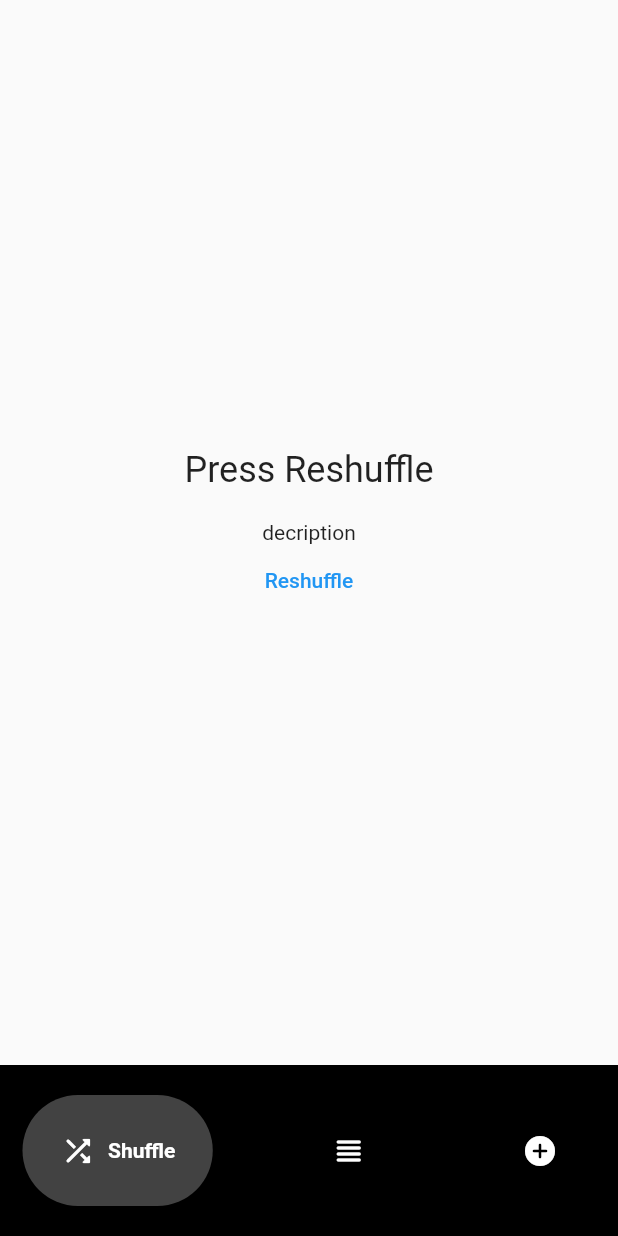
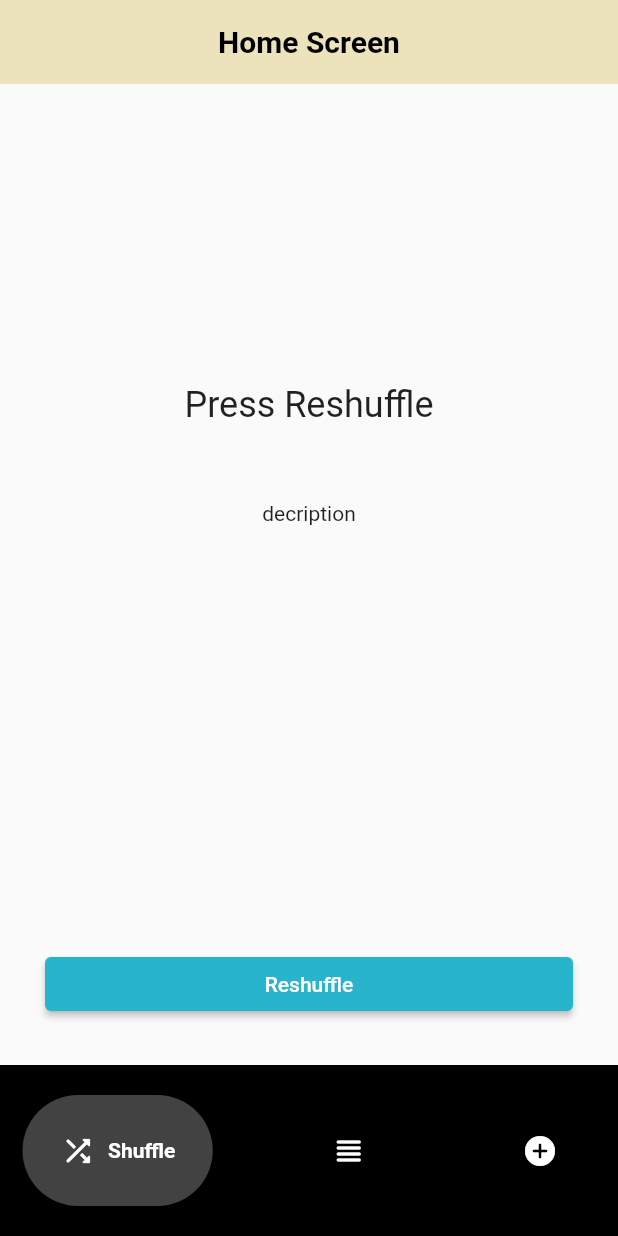
Before and after one commit to AnJasid/hobby_picker, a Flutter app: the screen it shows after launch, on a phone screen of 412 x 824 dp. Run offline on Flutter 3.47's test engine with Material 2 defaults, Android fonts, the phone set to English and light mode, and no system bars; drawn by our look-alikes of google_nav_bar.

Commit message:
update on home_screen.dart

```diff
--- a/lib/model/hobby_model.dart
+++ b/lib/model/hobby_model.dart
@@ -6,4 +6,14 @@ class HobbyModel {
     required this.hobbyTitle,
     required this.hobbyDesc,
   });
+
+  HobbyModel copyWith({
+    String? hobbyTitle,
+    String? hobbyDesc,
+  }) {
+    return HobbyModel(
+      hobbyTitle: hobbyTitle ?? this.hobbyTitle,
+      hobbyDesc: hobbyDesc ?? this.hobbyDesc,
+    );
+  }
 }
--- a/lib/screens/home_screen.dart
+++ b/lib/screens/home_screen.dart
@@ -28,15 +28,20 @@ class _HomeScreenState extends State<HomeScreen> {
     shuffleTimer?.cancel();
   }
 
+  // Updated shuffleHobby() method
   void shuffleHobby() {
     final random = Random();
+    String newHobbyTitle;
     HobbyModel newHobby;
     do {
-      newHobby = hobbyDetails[random.nextInt(hobbyDetails.length)];
-    } while (newHobby.hobbyTitle == currentHobby.hobbyTitle);
+      newHobbyTitle =
+          hobbyDetails[random.nextInt(hobbyDetails.length)].hobbyTitle;
+      newHobby =
+          hobbyDetails.firstWhere((hobby) => hobby.hobbyTitle == newHobbyTitle);
+    } while (newHobbyTitle == currentHobby.hobbyTitle);
 
     setState(() {
-      currentHobby = newHobby;
+      currentHobby = newHobby.copyWith(hobbyDesc: '');
     });
     if (isShuffling) {
       shuffleTimer = Timer(const Duration(milliseconds: 100),
@@ -52,23 +57,46 @@ class _HomeScreenState extends State<HomeScreen> {
 
   @override
   Widget build(BuildContext context) {
-    return MaterialApp(
-      home: Scaffold(
+    return Scaffold(
+      appBar: AppBar(
+        elevation: 0,
+        centerTitle: true,
+        backgroundColor: const Color.fromARGB(255, 236, 226, 187),
+        title: const Text(
+          'Home Screen',
+          style: TextStyle(
+            fontWeight: FontWeight.bold,
+            color: Colors.black,
+          ),
+        ),
+      ),
       body: Center(
+        child: Padding(
+          padding: const EdgeInsets.all(30),
           child: Column(
             mainAxisAlignment: MainAxisAlignment.center,
-            children: <Widget>[
-              Text(currentHobby.hobbyTitle,
-                  style: const TextStyle(fontSize: 24.0)),
-              const SizedBox(height: 20),
-              Text(currentHobby.hobbyDesc), // Display the hobby description
-              TextButton(
+            children: [
+              const SizedBox(height: 170),
+              Text(
+                currentHobby.hobbyTitle,
+                style: const TextStyle(fontSize: 24.0),
+              ),
+              const SizedBox(height: 50),
+              Text(currentHobby.hobbyDesc),
+              const Spacer(),
+              SizedBox(
+                width: double.infinity,
+                child: ElevatedButton(
+                  style: ElevatedButton.styleFrom(
+                    backgroundColor: const Color(0xFF28b4cc),
+                  ),
                   onPressed: () {
                     if (!isShuffling) {
                       startShuffle();
                     }
                   },
                   child: const Text('Reshuffle'),
+                ),
               ),
             ],
           ),
```
Lines whose indentation alone changed are shown as unchanged.
